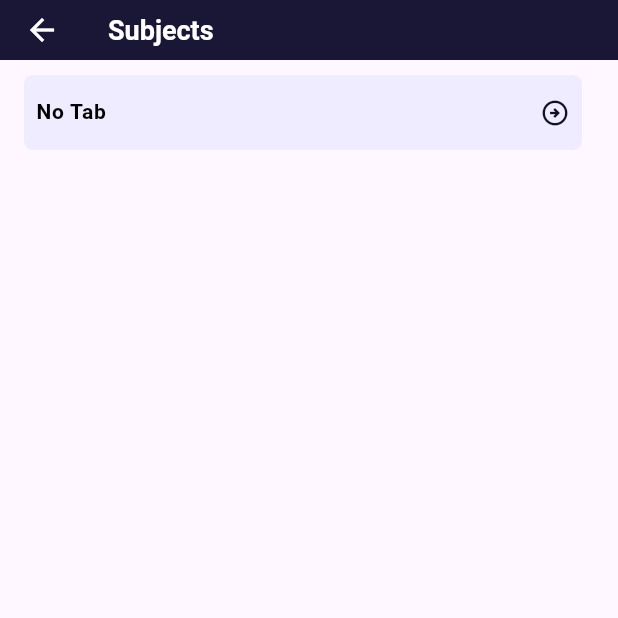
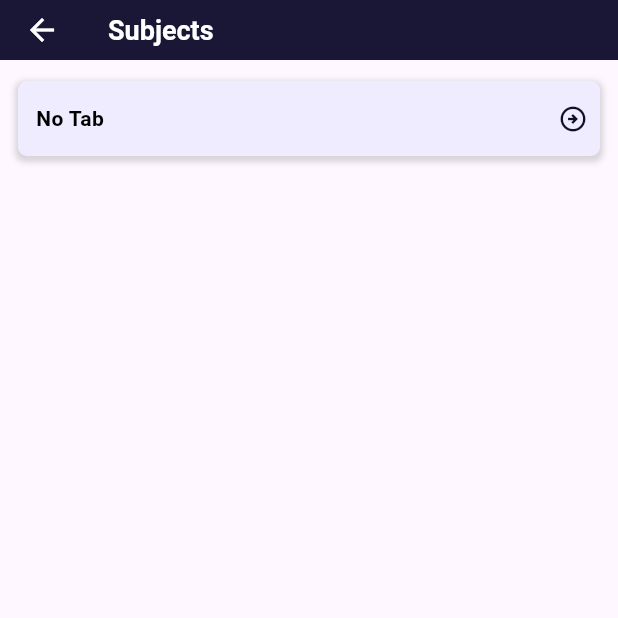
Before and after one commit to deepa304462/formula_user, a Flutter app: the Subjects screen opened directly, on a phone screen of 412 x 824 dp, the top half of it. Run offline on Flutter 3.47's test engine with Material 3 defaults, Android fonts, the light colour scheme and no system bars; our stand-ins replace cloud_firestore, dartz, dio, equatable, file_picker, firebase_auth and 22 more; missing offline and left inert: flutter_cached_pdfview, flutter_inapp_purchase; accounts and stored records are empty; Roboto replaces fonts that are missing (Cardo); project files that could hold a hidden picture were left out; key blocks and very long unbroken strings in the code were emptied for the run.

Commit message:
- UI bug fixed

```diff
--- a/lib/res/colours.dart
+++ b/lib/res/colours.dart
@@ -19,6 +19,8 @@ class Colours {
   static Color listBackground = fromHex("#EEECFE");
   static Color titleBackground = fromHex("#5A918C");
 
+  static Color itemCardBackground = fromHex("#579088");
+
 
 
   static Color fromHex(String hexString) {
--- a/lib/res/styles.dart
+++ b/lib/res/styles.dart
@@ -29,6 +29,10 @@ class Styles {
     return GoogleFonts.cardo(color: color, fontSize: 18, fontWeight: FontWeight.bold);
   }
 
+  static TextStyle textWith18(Color color) {
+    return GoogleFonts.cardo(color: color, fontSize: 18);
+  }
+
   static TextStyle textWith12(Color color) {
     return GoogleFonts.cardo(
       color: color,
@@ -40,6 +44,7 @@ class Styles {
     return GoogleFonts.cardo(
       color: color,
       fontSize: 14,
+      letterSpacing: 0,
     );
   }
 
--- a/lib/screens/subject_detail_screen.dart
+++ b/lib/screens/subject_detail_screen.dart
@@ -37,6 +37,7 @@ class _SubjectDetailState extends State<SubjectDetail> {
       appBar:AppBar(
         elevation: 10,
         toolbarHeight: 40,
+        titleSpacing: 0,
         title: Text(widget.currentTab.name,
             style: Styles.textWith18withBold(Colours.white)),
         backgroundColor: Colours.buttonColor2,
--- a/lib/screens/subjects.dart
+++ b/lib/screens/subjects.dart
@@ -43,37 +43,50 @@ class _SubjectsState extends State<Subjects> {
             color: Colours.white
         ),
       ),
-      body: _isLoading?Center(child: CircularProgressIndicator(),) :ListView.builder(
+      body: _isLoading?const Center(child: CircularProgressIndicator(),) :Padding(
+        padding: const EdgeInsets.only(top: 6.0),
+        child: ListView.builder(
           itemCount: list.length,
           itemBuilder: (context, index) {
-          return ListTile(
-            title: Padding(
-              padding: const EdgeInsets.only(top: 2.0),
+            return InkWell(
+              onTap: (){
+                pushToNewRoute(context, SubjectDetail(list[index], (){}));
+              },
+              child: Padding(
+                padding: const EdgeInsets.only(left: 12,right: 12,top: 8,bottom: 8),
                 child: Container(
                   height: 50,
                   width: MediaQuery.of(context).size.width,
                   decoration: BoxDecoration(
-                  color:Colours.listBackground ,
-                  borderRadius: BorderRadius.circular(6)
+                    color: Colours.listBackground,
+                    borderRadius: BorderRadius.circular(6),
+                    boxShadow: [
+                      BoxShadow(
+                        color: Colors.grey.withOpacity(0.4),
+                        spreadRadius: 2,
+                        blurRadius: 3,
+                        offset: const Offset(0, 2), // changes position of shadow
+                      ),
+                    ],
                   ),
                   child: Padding(
-                  padding: const EdgeInsets.only(left: 8.0,right: 8),
+                    padding: const EdgeInsets.only(left: 8.0, right: 8),
                     child: Row(
                       mainAxisAlignment: MainAxisAlignment.spaceBetween,
                       children: [
-                      Text(list[index].name,style: Styles.textWith14withBold(Colours.black)),
-                      Icon(Icons.arrow_circle_right_outlined,color: Colours.buttonColor2,size: 20,)
+                        Padding(
+                          padding: const EdgeInsets.only(left: 4.0),
+                          child: Text(list[index].name, style: Styles.textWith14withBold(Colours.black)),
+                        ),
+                        Icon(Icons.arrow_circle_right_outlined, color: Colours.buttonColor2, size: 20,)
                       ],
                     ),
                   ),
                 ),
               ),
-            onTap: () {
-              pushToNewRoute(context,SubjectDetail(list[index], (){}));
-
-            },
             );
           },
+        ),
       )
     );
   }
--- a/lib/screens/tab_contents.dart
+++ b/lib/screens/tab_contents.dart
@@ -78,7 +78,7 @@ class _TabContentsState extends State<TabContents> {
                     );
                   },
                   body: Padding(
-                    padding: EdgeInsets.only(left: 12, right: 12),
+                    padding: const EdgeInsets.only(left: 12, right: 12),
                     child: ContentList(item, ),
                   ),
                   isExpanded: item.isExpanded,
@@ -118,7 +118,7 @@ class _TabContentsState extends State<TabContents> {
 
       list.sort((a, b) => a.index.compareTo(b.index));
 
-      list[0].isExpanded = true;
+      //list[0].isExpanded = true;
 
       // Debugging: Print contents of list after sorting
       print('After sorting: $list');
--- a/pubspec.yaml
+++ b/pubspec.yaml
@@ -74,6 +74,7 @@ dependencies:
   url_launcher: ^6.1.11
   video_player: ^2.8.3
   chewie: ^1.7.5
+  marquee: ^2.2.3
 
 
 dev_dependencies:
```
Also changed, not shown: lib/main.dart (+3 -11 lines), lib/screens/home_page.dart (+40 -32 lines), lib/screens/list_items/content_list_item.dart (+108 -32 lines), assets/bookmark.svg, assets/bookmark_border.svg, assets/share_icon.svg. Lines whose indentation alone changed are shown as unchanged.
